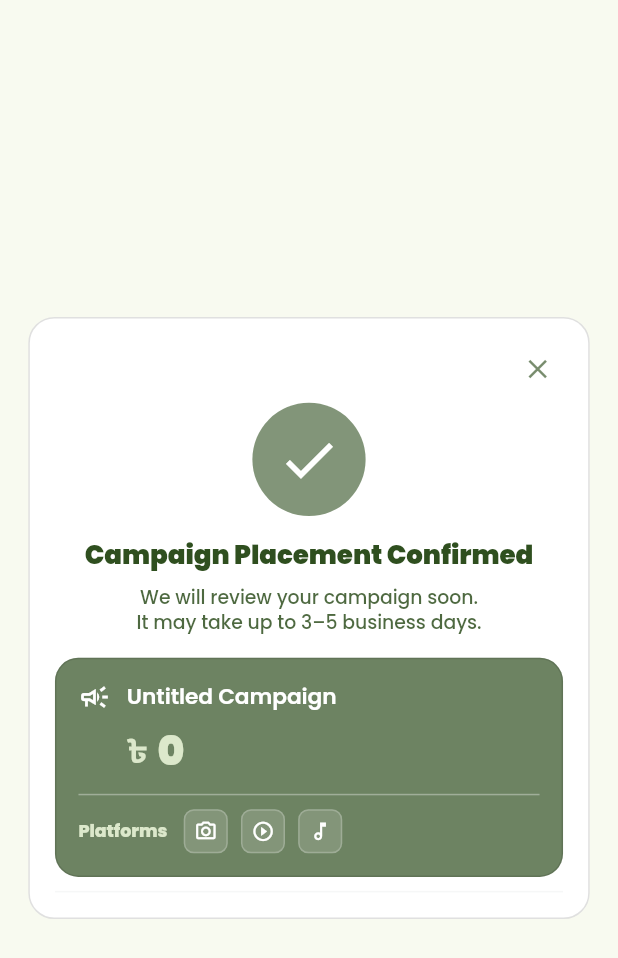
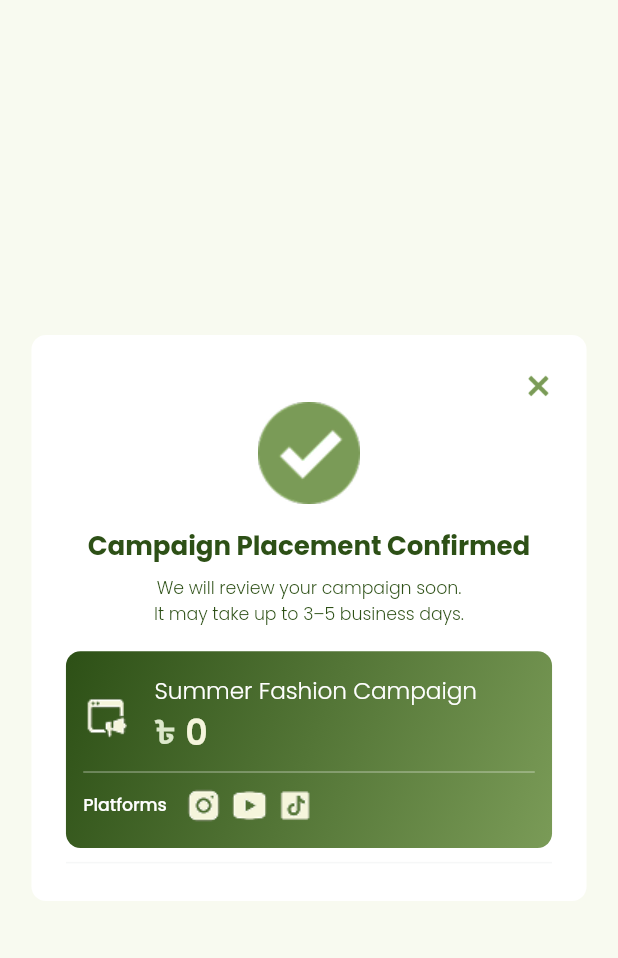
Before and after one commit to AminulSagor/influencer_app, a Flutter app: the _CampaignPlacementConfirmedDialog widget shown alone on an empty page, opened directly with empty values, on a phone screen of 412 x 824 dp. Shown: the top 958 px of the screen. Run offline on Flutter 3.47's test engine with Material 3 defaults, Android fonts, the light colour scheme and no system bars; our stand-ins replace dotted_border, file_picker, fl_chart, flutter_screenutil, get, image_picker.

Commit message:
Confirmation Screen Complete

```diff
--- a/lib/core/utils/app_assets.dart
+++ b/lib/core/utils/app_assets.dart
@@ -1,6 +1,7 @@
 class AppAssets {
   static const String campaignGoals = 'assets/icons/campaign _goals.png';
   static const String checkMark = 'assets/icons/check_mark.png';
+  static const String checkmarkFilled = 'assets/icons/checkmark_filled.png';
   static const String cancel = 'assets/icons/cancel.png';
   static const String cancelOutline = 'assets/icons/cancel_outline.png';
   static const String termsCondition = 'assets/icons/terms_condition.png';
--- a/lib/modules/brand/create_campaign/create_campaign_controller/create_campaign_controller.dart
+++ b/lib/modules/brand/create_campaign/create_campaign_controller/create_campaign_controller.dart
@@ -2,6 +2,8 @@
 import 'package:flutter/material.dart';
 import 'package:flutter_screenutil/flutter_screenutil.dart';
 import 'package:get/get.dart';
+import 'package:influencer_app/core/theme/app_palette.dart';
+import 'package:influencer_app/core/utils/app_assets.dart';
 import 'package:influencer_app/routes/app_routes.dart';
 import 'package:file_picker/file_picker.dart';
 
@@ -1544,9 +1546,6 @@ class _MultiPickerSheet extends StatelessWidget {
 class _CampaignPlacementConfirmedDialog extends StatelessWidget {
   final CreateCampaignController controller;
   const _CampaignPlacementConfirmedDialog({required this.controller});
-
-  static const _primary = Color(0xFF2F4F1F);
-  static const _softBorder = Color(0xFFBFD7A5);
   static const _bg = Color(0xFFF6F7F7);
 
   String _safeTitle() {
@@ -1566,115 +1565,95 @@ class _CampaignPlacementConfirmedDialog extends StatelessWidget {
       onWillPop: () async => false,
       child: Dialog(
         backgroundColor: Colors.transparent,
-        insetPadding: EdgeInsets.symmetric(horizontal: 18.w),
+        insetPadding: EdgeInsets.symmetric(horizontal: 20.w),
         child: Container(
-          padding: EdgeInsets.all(16.w),
+          padding: EdgeInsets.symmetric(horizontal: 23, vertical: 25),
           decoration: BoxDecoration(
-            color: Colors.white,
-            borderRadius: BorderRadius.circular(18.r),
-            border: Border.all(color: Colors.black12),
+            color: AppPalette.white,
+            borderRadius: BorderRadius.circular(10.r),
           ),
           child: Column(
             mainAxisSize: MainAxisSize.min,
             children: [
               // top row (close)
-              Row(
-                children: [
-                  const Spacer(),
-                  InkWell(
-                    borderRadius: BorderRadius.circular(999.r),
-                    onTap: controller.finishFlowAndReset,
-                    child: Padding(
-                      padding: EdgeInsets.all(6.w),
-                      child: Icon(
-                        Icons.close,
-                        size: 22.sp,
-                        color: _primary.withOpacity(.65),
-                      ),
-                    ),
-                  ),
-                ],
+
+              Align(
+                alignment: Alignment.centerRight,
+                child: GestureDetector(
+                  onTap: controller.finishFlowAndReset,
+                  child: Image.asset(AppAssets.close, height: 18, width: 18)),
               ),
 
-              6.h.verticalSpace,
-
-              // check icon
-              Container(
-                width: 72.w,
-                height: 72.w,
-                decoration: BoxDecoration(
-                  color: _primary.withOpacity(.60),
-                  shape: BoxShape.circle,
-                ),
-                alignment: Alignment.center,
-                child: Icon(Icons.check, size: 44.sp, color: Colors.white),
-              ),
+            Image.asset(AppAssets.checkmarkFilled, height: 68.w, width: 68.w),
 
               14.h.verticalSpace,
 
               Text(
-                'create_campaign_step6_popup_title'
-                    .tr, // "Campaign Placement Confirmed"
+                'create_campaign_step6_popup_title'.tr, // "Campaign Placement Confirmed"
                 textAlign: TextAlign.center,
                 style: TextStyle(
                   fontSize: 18.sp,
-                  fontWeight: FontWeight.w900,
-                  color: _primary,
+                  fontWeight: FontWeight.w700,
+                  color: AppPalette.primary,
                 ),
               ),
 
-              8.h.verticalSpace,
+              9.h.verticalSpace,
 
               Text(
-                'create_campaign_step6_popup_message'
-                    .tr, // "We will review... 3–5 business days"
+                'create_campaign_step6_popup_message'.tr, // "We will review... 3–5 business days"
                 textAlign: TextAlign.center,
                 style: TextStyle(
-                  fontSize: 13.sp,
-                  height: 1.35,
-                  color: _primary.withOpacity(.85),
-                  fontWeight: FontWeight.w500,
+                  fontSize: 12.sp,
+                  color: AppPalette.primary,
+                  fontWeight: FontWeight.w300,
                 ),
               ),
 
-              16.h.verticalSpace,
+              17.h.verticalSpace,
 
               // green summary card (like screenshot)
               Container(
                 width: double.infinity,
-                padding: EdgeInsets.all(14.w),
+                padding: EdgeInsets.symmetric(horizontal: 11.w, vertical: 15.w),
                 decoration: BoxDecoration(
-                  color: _primary.withOpacity(.70),
-                  borderRadius: BorderRadius.circular(16.r),
-                  border: Border.all(color: Colors.black12),
+                  gradient: const LinearGradient(
+                    begin: Alignment.topLeft,
+                    end: Alignment.bottomRight,
+                    colors: [
+                      AppPalette.primary,
+                      AppPalette.secondary,
+                    ],
+                  ),
+                  borderRadius: BorderRadius.circular(10.r),
                 ),
                 child: Column(
                   crossAxisAlignment: CrossAxisAlignment.start,
                   children: [
                     Row(
-                      crossAxisAlignment: CrossAxisAlignment.start,
+                      crossAxisAlignment: CrossAxisAlignment.center,
                       children: [
-                        Icon(
-                          Icons.campaign_outlined,
-                          color: Colors.white,
-                          size: 22.sp,
-                        ),
-                        10.w.horizontalSpace,
+
+                        Image.asset(AppAssets.onlineAds, height: 30, width: 30),
+
+                        16.w.horizontalSpace,
+
                         Expanded(
                           child: Column(
                             crossAxisAlignment: CrossAxisAlignment.start,
                             children: [
-                              Text(
-                                title,
+                              Text("create_campaign_step6_summer_fashion_campaign".tr,
                                 maxLines: 2,
                                 overflow: TextOverflow.ellipsis,
                                 style: TextStyle(
-                                  color: Colors.white,
-                                  fontSize: 15.sp,
-                                  fontWeight: FontWeight.w600,
+                                  color: AppPalette.white,
+                                  fontSize: 16.sp,
+                                  fontWeight: FontWeight.w300,
                                 ),
                               ),
-                              6.h.verticalSpace,
+
+                              // 6.h.verticalSpace,
+
                               Row(
                                 children: [
                                   Text(
@@ -1685,7 +1664,9 @@ class _CampaignPlacementConfirmedDialog extends StatelessWidget {
                                       fontWeight: FontWeight.w800,
                                     ),
                                   ),
+
                                   6.w.horizontalSpace,
+
                                   Expanded(
                                     child: FittedBox(
                                       fit: BoxFit.scaleDown,
@@ -1693,9 +1674,9 @@ class _CampaignPlacementConfirmedDialog extends StatelessWidget {
                                       child: Text(
                                         amount,
                                         style: TextStyle(
-                                          color: const Color(0xFFDCE8CB),
-                                          fontSize: 28.sp,
-                                          fontWeight: FontWeight.w900,
+                                          color: AppPalette.thirdColor,
+                                          fontSize: 24.sp,
+                                          fontWeight: FontWeight.w600,
                                         ),
                                       ),
                                     ),
@@ -1709,7 +1690,9 @@ class _CampaignPlacementConfirmedDialog extends StatelessWidget {
                     ),
 
                     10.h.verticalSpace,
+
                     Divider(color: Colors.white.withOpacity(.35), height: 1),
+
                     10.h.verticalSpace,
 
                     Row(
@@ -1717,17 +1700,23 @@ class _CampaignPlacementConfirmedDialog extends StatelessWidget {
                         Text(
                           'common_platforms'.tr,
                           style: TextStyle(
-                            color: const Color(0xFFDCE8CB),
+                            color: AppPalette.white,
                             fontSize: 12.sp,
-                            fontWeight: FontWeight.w800,
+                            fontWeight: FontWeight.w500,
                           ),
                         ),
-                        10.w.horizontalSpace,
-                        _MiniPlatform(icon: Icons.camera_alt_outlined),
-                        8.w.horizontalSpace,
-                        _MiniPlatform(icon: Icons.play_circle_outline),
-                        8.w.horizontalSpace,
-                        _MiniPlatform(icon: Icons.music_note_outlined),
+
+                        11.w.horizontalSpace,
+
+                        Image.asset(AppAssets.instagram, height: 25, width: 25),
+
+                        5.w.horizontalSpace,
+
+                        Image.asset(AppAssets.youTube, height: 25, width: 25),
+
+                        5.w.horizontalSpace,
+
+                        Image.asset(AppAssets.tikTok, height: 25, width: 25),
                       ],
                     ),
                   ],
--- a/lib/modules/brand/create_campaign/create_campaign_step6_view/create_campaign_step6_view.dart
+++ b/lib/modules/brand/create_campaign/create_campaign_step6_view/create_campaign_step6_view.dart
@@ -437,7 +437,7 @@ class _DoDontBox extends StatelessWidget {
       padding: EdgeInsets.all(12.w),
       decoration: BoxDecoration(
         color: bg,
-        borderRadius: BorderRadius.circular(14.r),
+        borderRadius: BorderRadius.circular(10.r),
         border: Border.all(color: border),
       ),
       child: Column(
--- a/lib/modules/brand/create_campaign/create_campaign_step6_view/widgets/green_campaign_details_card.dart
+++ b/lib/modules/brand/create_campaign/create_campaign_step6_view/widgets/green_campaign_details_card.dart
@@ -165,7 +165,7 @@ class GreenCampaignDetailsCard extends StatelessWidget {
             padding: EdgeInsets.symmetric(horizontal: 14.w, vertical: 12.h),
             decoration: BoxDecoration(
               color: Colors.white.withOpacity(.12),
-              borderRadius: BorderRadius.circular(14.r),
+              borderRadius: BorderRadius.circular(10.r),
               border: Border.all(color: Colors.white.withOpacity(.22)),
             ),
             child: Column(
```
Also changed, not shown: assets/icons/checkmark_filled.png (added).
